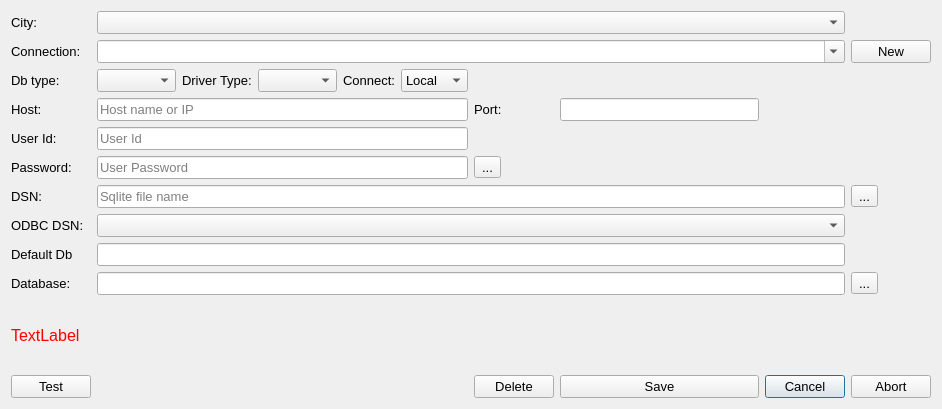
This is mapper_app/ui/editconnectionsdlg.ui in allenck/mapper as Qt 5 draws it before an edit. The edited form follows.
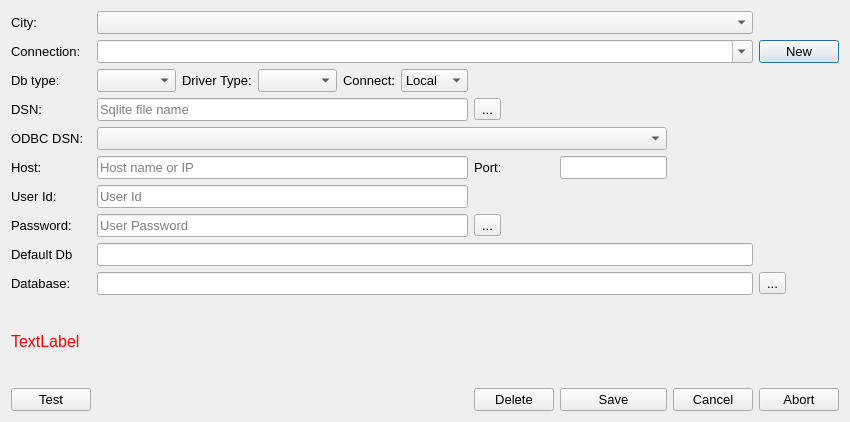
This is the edited form. Icons and pictures are not drawn.

Patch:
```diff
--- a/mapper_app/ui/editconnectionsdlg.ui
+++ b/mapper_app/ui/editconnectionsdlg.ui
@@ -6,8 +6,8 @@
    <rect>
     <x>0</x>
     <y>0</y>
-    <width>942</width>
-    <height>409</height>
+    <width>850</width>
+    <height>422</height>
    </rect>
   </property>
   <property name="font">
@@ -22,64 +22,37 @@
    <string>&lt;html&gt;&lt;head/&gt;&lt;body&gt;&lt;p&gt;Use this dialog to add connections to a database for aspecified city/location.&lt;/p&gt;&lt;/body&gt;&lt;/html&gt;</string>
   </property>
   <layout class="QGridLayout" name="gridLayout">
-   <item row="1" column="1" colspan="8">
-    <widget class="QComboBox" name="cbConnections">
+   <item row="1" column="9">
+    <widget class="QPushButton" name="btnNew">
      <property name="toolTip">
-      <string>&lt;html&gt;&lt;head/&gt;&lt;body&gt;&lt;p&gt;Select an existing connection from the dropdown list or enter a new unique name to create a new connection.&lt;/p&gt;&lt;p&gt;Connection names should be unique for a city. It is recommended that it contain the database type and connection type, eg. &amp;quot;MsSql ODBC connection&amp;quot;&lt;/p&gt;&lt;/body&gt;&lt;/html&gt;</string>
+      <string>&lt;html&gt;&lt;head/&gt;&lt;body&gt;&lt;p&gt;Click on this button to create a new connection. Then update the connection name which should be unique for this city.&lt;/p&gt;&lt;/body&gt;&lt;/html&gt;</string>
      </property>
-     <property name="editable">
-      <bool>true</bool>
-     </property>
-    </widget>
-   </item>
-   <item row="3" column="0">
-    <widget class="QLabel" name="label_4">
      <property name="text">
-      <string>Host:</string>
+      <string>New</string>
      </property>
     </widget>
    </item>
-   <item row="2" column="3">
-    <widget class="QComboBox" name="cbDriverType">
+   <item row="8" column="1" colspan="5">
+    <widget class="QLineEdit" name="txtHost">
      <property name="toolTip">
-      <string>&lt;html&gt;&lt;head/&gt;&lt;body&gt;&lt;p&gt;Select which driver type to use for the desired database type.&lt;/p&gt;&lt;/body&gt;&lt;/html&gt;</string>
+      <string>&lt;html&gt;&lt;head/&gt;&lt;body&gt;&lt;p&gt;Enter the host name or IP address of a remote remote server or &lt;span style=&quot; font-style:italic;&quot;&gt;localhost&lt;/span&gt; for a local server.&lt;/p&gt;&lt;/body&gt;&lt;/html&gt;</string>
      </property>
-    </widget>
-   </item>
-   <item row="4" column="1" colspan="5">
-    <widget class="QLineEdit" name="txtUserId">
      <property name="placeholderText">
-      <string>User Id</string>
+      <string>Host name or IP</string>
      </property>
     </widget>
    </item>
-   <item row="12" column="8">
+   <item row="17" column="8">
     <widget class="QPushButton" name="btnCancel">
      <property name="text">
       <string>Cancel</string>
      </property>
     </widget>
    </item>
-   <item row="3" column="7">
-    <widget class="QLineEdit" name="txtPort">
+   <item row="2" column="1">
+    <widget class="QComboBox" name="cbDbType">
      <property name="toolTip">
-      <string>&lt;html&gt;&lt;head/&gt;&lt;body&gt;&lt;p&gt;Change if the selected server uses a different port than the standard. &lt;/p&gt;&lt;/body&gt;&lt;/html&gt;</string>
-     </property>
-     <property name="inputMethodHints">
-      <set>Qt::ImhDigitsOnly</set>
-     </property>
-     <property name="maxLength">
-      <number>5</number>
-     </property>
-    </widget>
-   </item>
-   <item row="5" column="6">
-    <widget class="QToolButton" name="tbView">
-     <property name="text">
-      <string>...</string>
-     </property>
-     <property name="checkable">
-      <bool>true</bool>
+      <string>&lt;html&gt;&lt;head/&gt;&lt;body&gt;&lt;p&gt;Select the type of database: &lt;span style=&quot; font-weight:600;&quot;&gt;SQLite, MySql or MsSql(SQL Server)&lt;/span&gt;&lt;/p&gt;&lt;/body&gt;&lt;/html&gt;</string>
      </property>
     </widget>
    </item>
@@ -90,27 +63,6 @@
      </property>
     </widget>
    </item>
-   <item row="12" column="6">
-    <widget class="QPushButton" name="btnDelete">
-     <property name="text">
-      <string>Delete</string>
-     </property>
-    </widget>
-   </item>
-   <item row="8" column="0">
-    <widget class="QLabel" name="label_12">
-     <property name="text">
-      <string>ODBC DSN:</string>
-     </property>
-    </widget>
-   </item>
-   <item row="10" column="0">
-    <widget class="QLabel" name="label_10">
-     <property name="text">
-      <string>Database:</string>
-     </property>
-    </widget>
-   </item>
    <item row="2" column="2">
     <widget class="QLabel" name="label_3">
      <property name="text">
@@ -118,38 +70,31 @@
      </property>
     </widget>
    </item>
-   <item row="2" column="1">
-    <widget class="QComboBox" name="cbDbType">
-     <property name="toolTip">
-      <string>&lt;html&gt;&lt;head/&gt;&lt;body&gt;&lt;p&gt;Select the type of database: &lt;span style=&quot; font-weight:600;&quot;&gt;SQLite, MySql or MsSql(SQL Server)&lt;/span&gt;&lt;/p&gt;&lt;/body&gt;&lt;/html&gt;</string>
-     </property>
-    </widget>
-   </item>
-   <item row="4" column="0">
-    <widget class="QLabel" name="label_6">
+   <item row="8" column="6">
+    <widget class="QLabel" name="label_5">
      <property name="text">
-      <string>User Id:</string>
+      <string>Port:</string>
      </property>
     </widget>
    </item>
-   <item row="1" column="9">
-    <widget class="QPushButton" name="btnNew">
+   <item row="17" column="0">
+    <widget class="QPushButton" name="btnTest">
      <property name="toolTip">
-      <string>&lt;html&gt;&lt;head/&gt;&lt;body&gt;&lt;p&gt;Click on this button to create a new connection. Then update the connection name which should be unique for this city.&lt;/p&gt;&lt;/body&gt;&lt;/html&gt;</string>
+      <string>&lt;html&gt;&lt;head/&gt;&lt;body&gt;&lt;p&gt;Check the validity of a connection&lt;/p&gt;&lt;/body&gt;&lt;/html&gt;</string>
      </property>
      <property name="text">
-      <string>New</string>
+      <string>Test</string>
      </property>
     </widget>
    </item>
-   <item row="10" column="1" colspan="8">
+   <item row="15" column="1" colspan="8">
     <widget class="QLineEdit" name="txtUseDatabase">
      <property name="toolTip">
       <string>&lt;html&gt;&lt;head/&gt;&lt;body&gt;&lt;p&gt;Enter the name of the database that this connection will use. If the name entered does not exits, you will be asked whether you  wish to create it.&lt;/p&gt;&lt;/body&gt;&lt;/html&gt;</string>
      </property>
     </widget>
    </item>
-   <item row="7" column="9">
+   <item row="5" column="6">
     <widget class="QToolButton" name="tbBrowse">
      <property name="toolTip">
       <string>&lt;html&gt;&lt;head/&gt;&lt;body&gt;&lt;p&gt;Click to open a dialog to select the name of a Sqlite database file.&lt;/p&gt;&lt;/body&gt;&lt;/html&gt;</string>
@@ -163,43 +108,45 @@
      </property>
     </widget>
    </item>
+   <item row="17" column="6">
+    <widget class="QPushButton" name="btnDelete">
+     <property name="text">
+      <string>Delete</string>
+     </property>
+    </widget>
+   </item>
+   <item row="14" column="1" colspan="8">
+    <widget class="QLineEdit" name="txtDefaultDb">
+     <property name="readOnly">
+      <bool>true</bool>
+     </property>
+    </widget>
+   </item>
    <item row="5" column="0">
-    <widget class="QLabel" name="label_7">
+    <widget class="QLabel" name="label_2">
      <property name="text">
-      <string>Password:</string>
+      <string>DSN:</string>
      </property>
     </widget>
    </item>
-   <item row="2" column="5">
-    <widget class="QComboBox" name="cbConnect">
+   <item row="5" column="1" colspan="5">
+    <widget class="QLineEdit" name="txtSqliteFileName">
      <property name="toolTip">
-      <string>&lt;html&gt;&lt;head/&gt;&lt;body&gt;&lt;p&gt;Select connection type: &lt;span style=&quot; font-weight:600;&quot;&gt; Local&lt;/span&gt; SQLite only.&lt;/p&gt;&lt;p&gt;&lt;span style=&quot; font-weight:600;&quot;&gt;Direct&lt;/span&gt; MySql client connection&lt;/p&gt;&lt;p&gt;&lt;span style=&quot; font-weight:600;&quot;&gt;ODBC &lt;/span&gt;MySql or MsSql OBDC connection&lt;/p&gt;&lt;/body&gt;&lt;/html&gt;</string>
+      <string>&lt;html&gt;&lt;head/&gt;&lt;body&gt;&lt;p&gt;Depending on which SQL database program you are using, this should be the filename of the file containing the data or a schema name. For SQLITE databases this will be a .sqlite3 file. &lt;/p&gt;&lt;/body&gt;&lt;/html&gt;</string>
      </property>
-     <item>
-      <property name="text">
-       <string>Local</string>
-      </property>
-     </item>
-     <item>
-      <property name="text">
-       <string>Direct</string>
-      </property>
-     </item>
-     <item>
-      <property name="text">
-       <string>ODBC</string>
-      </property>
-     </item>
+     <property name="placeholderText">
+      <string>Sqlite file name</string>
+     </property>
     </widget>
    </item>
-   <item row="3" column="6">
-    <widget class="QLabel" name="label_5">
-     <property name="text">
-      <string>Port:</string>
+   <item row="7" column="1" colspan="7">
+    <widget class="QComboBox" name="cbODBCDsn">
+     <property name="placeholderText">
+      <string>select ODBC datasource name</string>
      </property>
     </widget>
    </item>
-   <item row="10" column="9">
+   <item row="15" column="9">
     <widget class="QToolButton" name="tbReload">
      <property name="toolTip">
       <string>&lt;html&gt;&lt;head/&gt;&lt;body&gt;&lt;p&gt;refresh list of known databases.&lt;/p&gt;&lt;/body&gt;&lt;/html&gt;</string>
@@ -212,38 +159,48 @@
        <normaloff>:/reload.png</normaloff>:/reload.png</iconset>
      </property>
      <property name="toolButtonStyle">
-      <enum>Qt::ToolButtonIconOnly</enum>
+      <enum>Qt::ToolButtonStyle::ToolButtonIconOnly</enum>
      </property>
     </widget>
    </item>
-   <item row="7" column="1" colspan="8">
-    <widget class="QLineEdit" name="txtDbOrDSN">
+   <item row="8" column="7">
+    <widget class="QLineEdit" name="txtPort">
      <property name="toolTip">
-      <string>&lt;html&gt;&lt;head/&gt;&lt;body&gt;&lt;p&gt;Depending on which SQL database program you are using, this should be the filename of the file containing the data or a schema name. For SQLITE databases this will be a .sqlite3 file. &lt;/p&gt;&lt;/body&gt;&lt;/html&gt;</string>
+      <string>&lt;html&gt;&lt;head/&gt;&lt;body&gt;&lt;p&gt;Change if the selected server uses a different port than the standard. &lt;/p&gt;&lt;/body&gt;&lt;/html&gt;</string>
      </property>
+     <property name="inputMethodHints">
+      <set>Qt::InputMethodHint::ImhNone</set>
+     </property>
+     <property name="maxLength">
+      <number>5</number>
+     </property>
+    </widget>
+   </item>
+   <item row="1" column="1" colspan="8">
+    <widget class="QComboBox" name="cbConnections">
+     <property name="toolTip">
+      <string>&lt;html&gt;&lt;head/&gt;&lt;body&gt;&lt;p&gt;Select an existing connection from the dropdown list or enter a new unique name to create a new connection.&lt;/p&gt;&lt;p&gt;Connection names should be unique for a city. It is recommended that it contain the database type and connection type, eg. &amp;quot;MsSql ODBC connection&amp;quot;&lt;/p&gt;&lt;/body&gt;&lt;/html&gt;</string>
+     </property>
+     <property name="editable">
+      <bool>true</bool>
+     </property>
+    </widget>
+   </item>
+   <item row="9" column="1" colspan="5">
+    <widget class="QLineEdit" name="txtUserId">
      <property name="placeholderText">
-      <string>Sqlite file name</string>
+      <string>User Id</string>
      </property>
     </widget>
    </item>
-   <item row="2" column="0">
-    <widget class="QLabel" name="label_8">
+   <item row="1" column="0">
+    <widget class="QLabel" name="label">
      <property name="text">
-      <string>Db type:</string>
+      <string>Connection:</string>
      </property>
     </widget>
    </item>
-   <item row="5" column="1" colspan="5">
-    <widget class="QLineEdit" name="txtPWD">
-     <property name="echoMode">
-      <enum>QLineEdit::PasswordEchoOnEdit</enum>
-     </property>
-     <property name="placeholderText">
-      <string>User Password</string>
-     </property>
-    </widget>
-   </item>
-   <item row="11" column="0" colspan="10">
+   <item row="16" column="0" colspan="10">
     <widget class="QLabel" name="lblHelp">
      <property name="palette">
       <palette>
@@ -293,67 +250,22 @@
      <property name="wordWrap">
       <bool>true</bool>
      </property>
-    </widget>
-   </item>
-   <item row="0" column="0">
-    <widget class="QLabel" name="label_9">
-     <property name="text">
-      <string>City:</string>
+     <property name="textInteractionFlags">
+      <set>Qt::TextInteractionFlag::LinksAccessibleByMouse|Qt::TextInteractionFlag::TextSelectableByKeyboard</set>
      </property>
     </widget>
    </item>
-   <item row="1" column="0">
-    <widget class="QLabel" name="label">
+   <item row="2" column="0">
+    <widget class="QLabel" name="label_8">
      <property name="text">
-      <string>Connection:</string>
-     </property>
-    </widget>
-   </item>
-   <item row="12" column="0">
-    <widget class="QPushButton" name="btnTest">
-     <property name="toolTip">
-      <string>&lt;html&gt;&lt;head/&gt;&lt;body&gt;&lt;p&gt;Check the validity of a connection&lt;/p&gt;&lt;/body&gt;&lt;/html&gt;</string>
-     </property>
-     <property name="text">
-      <string>Test</string>
-     </property>
-    </widget>
-   </item>
-   <item row="12" column="9">
-    <widget class="QPushButton" name="btnAbort">
-     <property name="text">
-      <string>Abort</string>
+      <string>Db type:</string>
      </property>
     </widget>
    </item>
    <item row="7" column="0">
-    <widget class="QLabel" name="label_2">
+    <widget class="QLabel" name="label_12">
      <property name="text">
-      <string>DSN:</string>
-     </property>
-    </widget>
-   </item>
-   <item row="12" column="7">
-    <widget class="QPushButton" name="btnSave">
-     <property name="text">
-      <string>Save</string>
-     </property>
-    </widget>
-   </item>
-   <item row="3" column="1" colspan="5">
-    <widget class="QLineEdit" name="txtHost">
-     <property name="toolTip">
-      <string>&lt;html&gt;&lt;head/&gt;&lt;body&gt;&lt;p&gt;Enter the host name or IP address of a remote remote server or &lt;span style=&quot; font-style:italic;&quot;&gt;localhost&lt;/span&gt; for a local server.&lt;/p&gt;&lt;/body&gt;&lt;/html&gt;</string>
-     </property>
-     <property name="placeholderText">
-      <string>Host name or IP</string>
-     </property>
-    </widget>
-   </item>
-   <item row="8" column="1" colspan="8">
-    <widget class="QComboBox" name="cbODBCDsn">
-     <property name="placeholderText">
-      <string>ODBC DSN</string>
+      <string>ODBC DSN:</string>
      </property>
     </widget>
    </item>
@@ -367,17 +279,108 @@
      </property>
     </widget>
    </item>
+   <item row="8" column="0">
+    <widget class="QLabel" name="label_4">
+     <property name="text">
+      <string>Host:</string>
+     </property>
+    </widget>
+   </item>
+   <item row="0" column="0">
+    <widget class="QLabel" name="label_9">
+     <property name="text">
+      <string>City:</string>
+     </property>
+    </widget>
+   </item>
+   <item row="10" column="6">
+    <widget class="QToolButton" name="tbView">
+     <property name="text">
+      <string>...</string>
+     </property>
+     <property name="checkable">
+      <bool>true</bool>
+     </property>
+    </widget>
+   </item>
+   <item row="15" column="0">
+    <widget class="QLabel" name="label_10">
+     <property name="text">
+      <string>Database:</string>
+     </property>
+    </widget>
+   </item>
+   <item row="2" column="5">
+    <widget class="QComboBox" name="cbConnect">
+     <property name="toolTip">
+      <string>&lt;html&gt;&lt;head/&gt;&lt;body&gt;&lt;p&gt;Select connection type: &lt;span style=&quot; font-weight:600;&quot;&gt; Local&lt;/span&gt; SQLite only.&lt;/p&gt;&lt;p&gt;&lt;span style=&quot; font-weight:600;&quot;&gt;Direct&lt;/span&gt; MySql client connection&lt;/p&gt;&lt;p&gt;&lt;span style=&quot; font-weight:600;&quot;&gt;ODBC &lt;/span&gt;MySql or MsSql OBDC connection&lt;/p&gt;&lt;/body&gt;&lt;/html&gt;</string>
+     </property>
+     <item>
+      <property name="text">
+       <string>Local</string>
+      </property>
+     </item>
+     <item>
+      <property name="text">
+       <string>Direct</string>
+      </property>
+     </item>
+     <item>
+      <property name="text">
+       <string>ODBC</string>
+      </property>
+     </item>
+    </widget>
+   </item>
+   <item row="2" column="3">
+    <widget class="QComboBox" name="cbDriverType">
+     <property name="toolTip">
+      <string>&lt;html&gt;&lt;head/&gt;&lt;body&gt;&lt;p&gt;Select which driver type to use for the desired database type.&lt;/p&gt;&lt;/body&gt;&lt;/html&gt;</string>
+     </property>
+    </widget>
+   </item>
    <item row="9" column="0">
+    <widget class="QLabel" name="label_6">
+     <property name="text">
+      <string>User Id:</string>
+     </property>
+    </widget>
+   </item>
+   <item row="17" column="9">
+    <widget class="QPushButton" name="btnAbort">
+     <property name="text">
+      <string>Abort</string>
+     </property>
+    </widget>
+   </item>
+   <item row="14" column="0">
     <widget class="QLabel" name="label_13">
      <property name="text">
       <string>Default Db</string>
      </property>
     </widget>
    </item>
-   <item row="9" column="1" colspan="8">
-    <widget class="QLineEdit" name="txtDefaultDb">
-     <property name="readOnly">
-      <bool>true</bool>
+   <item row="10" column="1" colspan="5">
+    <widget class="QLineEdit" name="txtPWD">
+     <property name="echoMode">
+      <enum>QLineEdit::EchoMode::Normal</enum>
+     </property>
+     <property name="placeholderText">
+      <string>User Password</string>
+     </property>
+    </widget>
+   </item>
+   <item row="10" column="0">
+    <widget class="QLabel" name="label_7">
+     <property name="text">
+      <string>Password:</string>
+     </property>
+    </widget>
+   </item>
+   <item row="17" column="7">
+    <widget class="QPushButton" name="btnSave">
+     <property name="text">
+      <string>Save</string>
      </property>
     </widget>
    </item>
```
